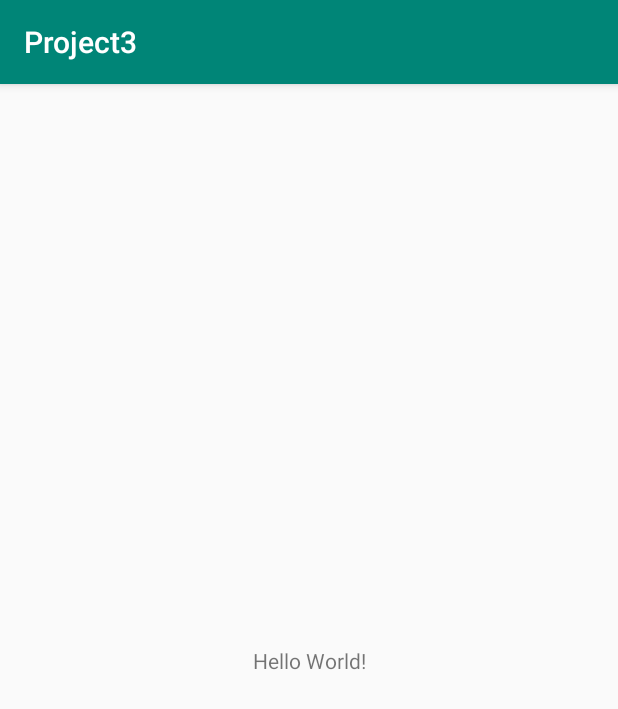
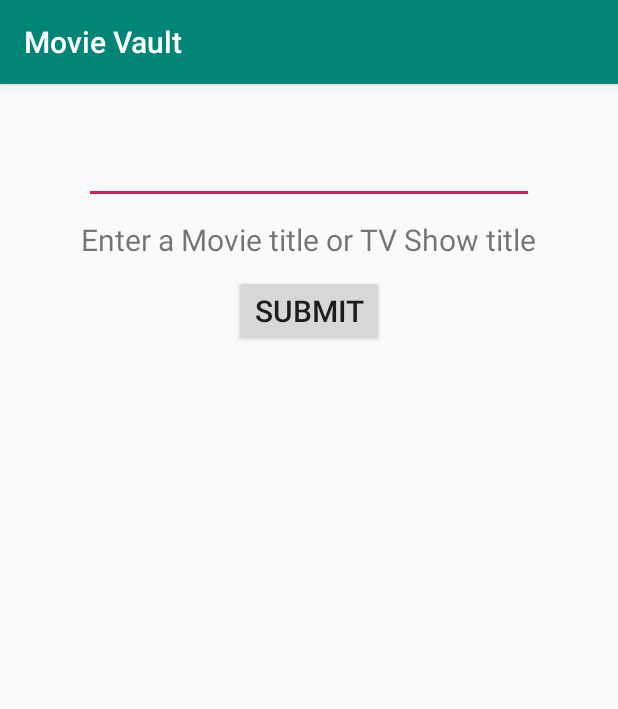
Before and after one commit to jcurnutt14/AndroidProject3, an Android app: the screen it shows after launch (MainActivity), on a phone screen of 412 x 824 dp. Shown: the top 709 px of the screen. Run offline under Robolectric (Android 15) with nearby library versions, the phone set to English and light mode, and no system bars; our stand-ins replace Volley.

```diff
--- a/Project3/app/build.gradle
+++ b/Project3/app/build.gradle
@@ -26,4 +26,6 @@ dependencies {
     testImplementation 'junit:junit:4.12'
     androidTestImplementation 'androidx.test.ext:junit:1.1.0'
     androidTestImplementation 'androidx.test.espresso:espresso-core:3.1.1'
+    implementation 'com.android.volley:volley:1.1.1'
+
 }
--- a/Project3/app/src/main/AndroidManifest.xml
+++ b/Project3/app/src/main/AndroidManifest.xml
@@ -1,6 +1,8 @@
 <?xml version="1.0" encoding="utf-8"?>
 <manifest xmlns:android="http://schemas.android.com/apk/res/android"
     package="jon.curnutt.project3">
+
+    <uses-permission android:name="android.permission.INTERNET"/>
 
     <application
         android:allowBackup="true"
--- a/Project3/app/src/main/res/layout/activity_main.xml
+++ b/Project3/app/src/main/res/layout/activity_main.xml
@@ -4,15 +4,62 @@
     xmlns:tools="http://schemas.android.com/tools"
     android:layout_width="match_parent"
     android:layout_height="match_parent"
+    android:layout_marginTop="20dp"
     tools:context=".MainActivity">
 
+    <EditText
+        android:id="@+id/valueEditText"
+        android:layout_width="300dp"
+        android:layout_height="60dp"
+        android:textSize="20sp"
+        android:padding="10dp"
+        app:layout_constraintLeft_toLeftOf="parent"
+        app:layout_constraintRight_toRightOf="parent"
+        app:layout_constraintTop_toTopOf="parent"
+        android:inputType="text"/>
+
     <TextView
+        android:id="@+id/enterValTextView"
         android:layout_width="wrap_content"
         android:layout_height="wrap_content"
-        android:text="Hello World!"
-        app:layout_constraintBottom_toBottomOf="parent"
+        android:padding="10dp"
+        android:text="@string/enter_value"
+        android:textSize="20sp"
         app:layout_constraintLeft_toLeftOf="parent"
         app:layout_constraintRight_toRightOf="parent"
-        app:layout_constraintTop_toTopOf="parent" />
+        app:layout_constraintTop_toBottomOf="@+id/valueEditText"/>
+
+    <Button
+        android:id="@+id/submitButton"
+        android:text="@string/submit"
+        android:textSize="20sp"
+        app:layout_constraintLeft_toLeftOf="parent"
+        app:layout_constraintRight_toRightOf="parent"
+        app:layout_constraintTop_toBottomOf="@+id/enterValTextView"
+        android:layout_width="100dp"
+        android:layout_height="wrap_content"
+        android:onClick="getDetailsClick"/>
+
+    <TextView
+        android:id="@+id/MovieTitleTextView"
+        android:layout_width="match_parent"
+        android:layout_height="80dp"
+        android:textSize="20sp"
+        android:textColor="@color/black"
+        app:layout_constraintLeft_toLeftOf="parent"
+        app:layout_constraintRight_toRightOf="parent"
+        app:layout_constraintTop_toBottomOf="@+id/submitButton"
+        android:padding="5dp" />
+
+    <TextView
+        android:id="@+id/MoviePlotTextView"
+        android:layout_width="match_parent"
+        android:layout_height="500dp"
+        android:textSize="20sp"
+        android:textColor="@color/black"
+        app:layout_constraintLeft_toLeftOf="parent"
+        app:layout_constraintRight_toRightOf="parent"
+        app:layout_constraintTop_toBottomOf="@+id/MovieTitleTextView"
+        android:padding="5dp" />
 
 </androidx.constraintlayout.widget.ConstraintLayout>
--- a/Project3/app/src/main/res/values/colors.xml
+++ b/Project3/app/src/main/res/values/colors.xml
@@ -3,4 +3,6 @@
     <color name="colorPrimary">#008577</color>
     <color name="colorPrimaryDark">#00574B</color>
     <color name="colorAccent">#D81B60</color>
+    <color name="red">#fc1c03</color>
+    <color name="black">#000</color>
 </resources>
--- a/Project3/app/src/main/res/values/strings.xml
+++ b/Project3/app/src/main/res/values/strings.xml
@@ -1,3 +1,7 @@
 <resources>
-    <string name="app_name">Project3</string>
+    <string name="app_name">Movie Vault</string>
+    <string name="enter_value">Enter a Movie title or TV Show title</string>
+    <string name="submit">Submit</string>
+    <string name="api_error">The API could not find the requested movie/show.</string>
+    <string name="invalid_location">The requested location is not valid. Check for spelling errors or try another location.</string>
 </resources>
```
Also changed, not shown: Project3/app/src/main/java/jon/curnutt/project3/MainActivity.java (+91 -0 lines), 6 other files.
